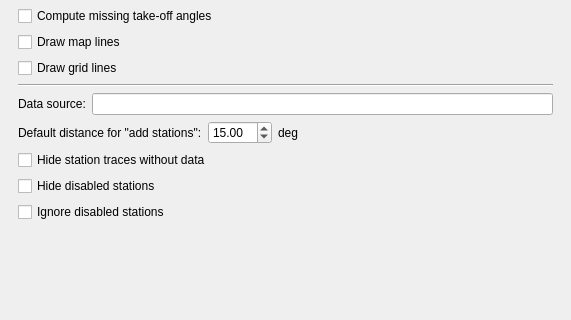
SeisComP/common, file libs/seiscomp/gui/datamodel/pickersettings.ui: the form before one commit; both pictures show x 0 to 571 and y 156 to 476 of the 571 by 771 pixel window.
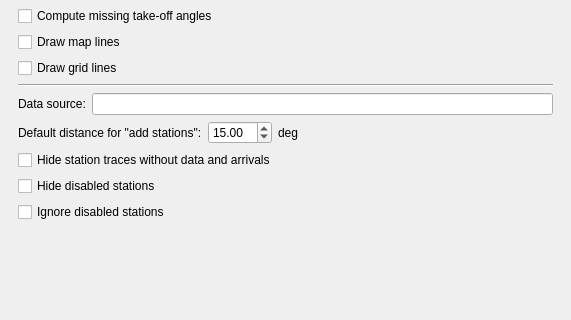
The form after the commit. Icons and pictures are not drawn.

Commit message: [picker] Adjust settings entry to hide stations without data

```diff
--- a/libs/seiscomp/gui/datamodel/pickersettings.ui
+++ b/libs/seiscomp/gui/datamodel/pickersettings.ui
@@ -267,7 +267,7 @@
           <string>If enabled additional stations are initially hidden and only become visible if data is available.</string>
          </property>
          <property name="text" >
-          <string>Hide station traces without data</string>
+          <string>Hide station traces without data and arrivals</string>
          </property>
         </widget>
        </item>
```
